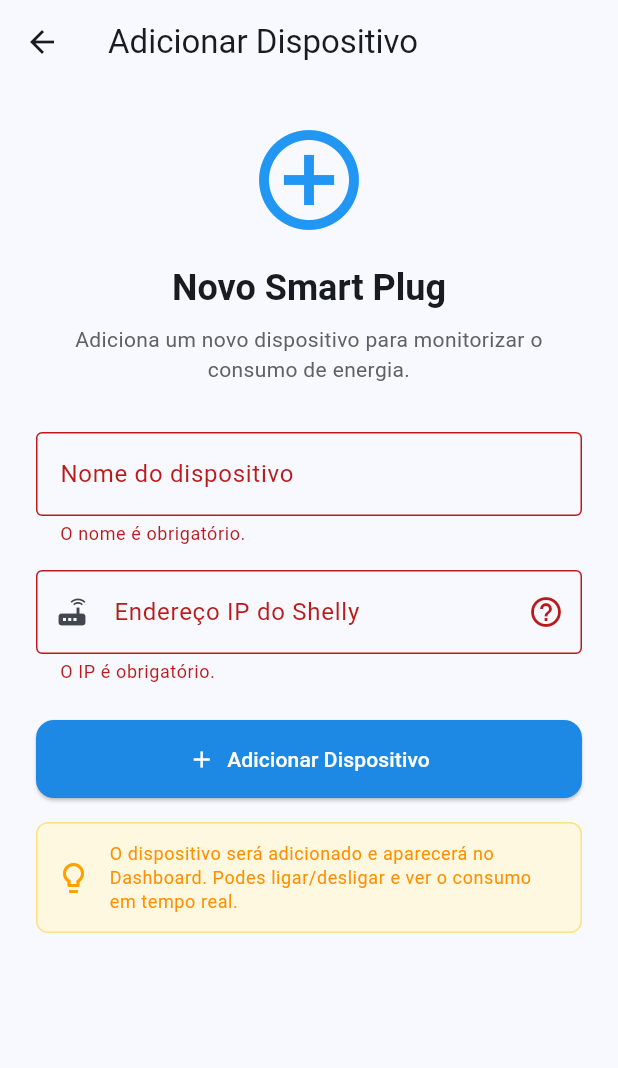
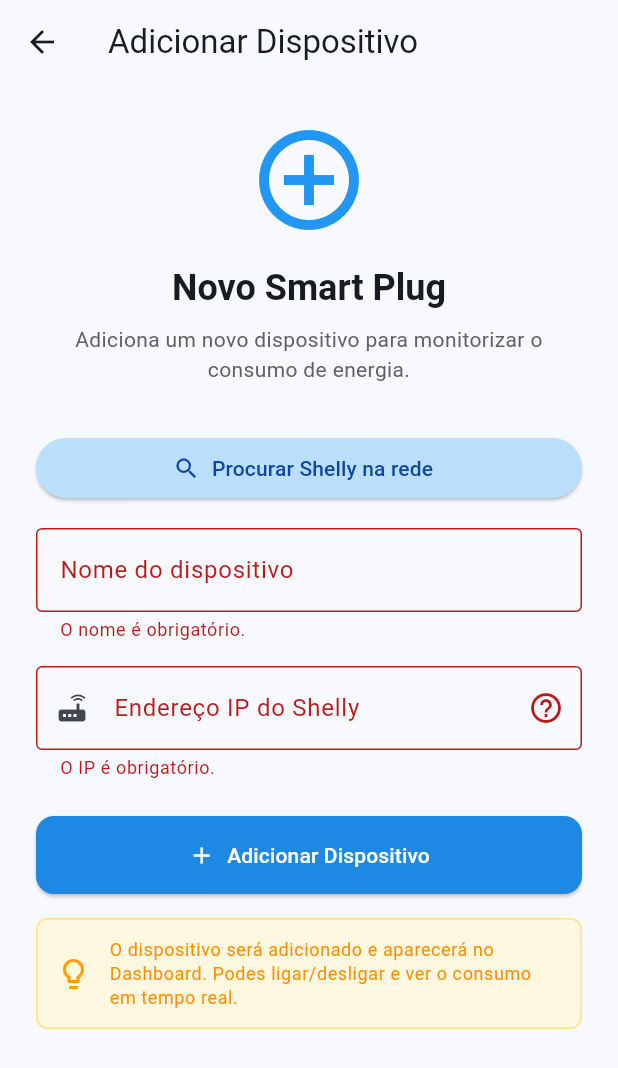
Before and after one commit to martim-estrela/averis2026, a Flutter app: the AddDevicePage screen opened directly, after a tap on "Adicionar Dispositivo", on a phone screen of 412 x 824 dp. Shown: the top 1068 px of the screen. Run offline on Flutter 3.47's test engine with Material 3 defaults, Android fonts, the phone set to English and light mode, and no system bars; our stand-ins replace cloud_firestore, firebase_auth, firebase_core, multicast_dns; missing offline and left inert: network_info_plus; accounts and stored records are empty.

Commit message:
pronta para ligar smartPlug (teste1)

```diff
--- a/lib/add_device_page.dart
+++ b/lib/add_device_page.dart
@@ -1,6 +1,8 @@
 import 'package:flutter/material.dart';
 import 'package:cloud_firestore/cloud_firestore.dart';
 import 'package:firebase_auth/firebase_auth.dart';
+import 'multicast_dns.dart';
+import 'shelly_discovery.dart';
 
 class AddDevicePage extends StatefulWidget {
   const AddDevicePage({super.key});
@@ -15,6 +17,35 @@ class _AddDevicePageState extends State<AddDevicePage> {
   final _ipController = TextEditingController();
   bool _isLoading = false;
 
+  // descoberta automática
+  bool _isScanning = false;
+  List<DiscoveredShelly> _found = [];
+  final ShellyDiscovery _discovery = MdnsShellyDiscovery();
+
+  Future<void> _scanShellys() async {
+    setState(() {
+      _isScanning = true;
+      _found = [];
+    });
+    try {
+      final devices = await _discovery.discover(
+        timeout: const Duration(seconds: 8),
+      );
+      setState(() {
+        _found = devices;
+      });
+    } catch (_) {
+      if (!mounted) return;
+      ScaffoldMessenger.of(context).showSnackBar(
+        const SnackBar(content: Text('Erro ao procurar dispositivos Shelly.')),
+      );
+    } finally {
+      if (mounted) {
+        setState(() => _isScanning = false);
+      }
+    }
+  }
+
   Future<void> _addDevice() async {
     if (!_formKey.currentState!.validate()) return;
 
@@ -23,17 +54,12 @@ class _AddDevicePageState extends State<AddDevicePage> {
     try {
       final userId = FirebaseAuth.instance.currentUser!.uid;
 
-      // Cria o dispositivo no Firestore
-
       await FirebaseFirestore.instance
           .collection('users')
           .doc(userId)
           .collection('devices')
-          .doc(
-            'device_${DateTime.now().millisecondsSinceEpoch}',
-          ) // ✅ ID fixo e único
+          .doc('device_${DateTime.now().millisecondsSinceEpoch}')
           .set({
-            // ✅ .set() em vez de .add()
             'name': _nameController.text.trim(),
             'ip': _ipController.text.trim(),
             'status': 'off',
@@ -43,7 +69,6 @@ class _AddDevicePageState extends State<AddDevicePage> {
 
       if (!mounted) return;
 
-      // Sucesso!
       ScaffoldMessenger.of(context).showSnackBar(
         const SnackBar(
           content: Text('Dispositivo adicionado com sucesso!'),
@@ -51,13 +76,12 @@ class _AddDevicePageState extends State<AddDevicePage> {
         ),
       );
 
-      // Volta para trás (Dashboard atualiza automaticamente)
       Navigator.of(context).pop();
     } on FirebaseException catch (e) {
       ScaffoldMessenger.of(
         context,
       ).showSnackBar(SnackBar(content: Text('Erro: ${e.message}')));
-    } catch (e) {
+    } catch (_) {
       ScaffoldMessenger.of(context).showSnackBar(
         const SnackBar(content: Text('Erro inesperado. Tente novamente.')),
       );
@@ -116,13 +140,32 @@ class _AddDevicePageState extends State<AddDevicePage> {
                 ),
                 const SizedBox(height: 32),
 
+                // botão de descoberta automática
+                ElevatedButton.icon(
+                  onPressed: _isScanning ? null : _scanShellys,
+                  icon: _isScanning
+                      ? const SizedBox(
+                          height: 20,
+                          width: 20,
+                          child: CircularProgressIndicator(strokeWidth: 2),
+                        )
+                      : const Icon(Icons.search),
+                  label: Text(
+                    _isScanning ? 'A procurar...' : 'Procurar Shelly na rede',
+                  ),
+                  style: ElevatedButton.styleFrom(
+                    backgroundColor: Colors.blue.shade100,
+                    foregroundColor: Colors.blue.shade900,
+                  ),
+                ),
+                const SizedBox(height: 16),
+
                 // Nome do dispositivo
                 TextFormField(
                   controller: _nameController,
                   decoration: const InputDecoration(
                     labelText: 'Nome do dispositivo',
                     hintText: 'Ex: Tomada Cozinha, Frigorífico',
-
                     border: OutlineInputBorder(),
                   ),
                   validator: (value) {
@@ -140,7 +183,9 @@ class _AddDevicePageState extends State<AddDevicePage> {
                 // IP do Shelly
                 TextFormField(
                   controller: _ipController,
-                  keyboardType: TextInputType.numberWithOptions(decimal: true),
+                  keyboardType: const TextInputType.numberWithOptions(
+                    decimal: true,
+                  ),
                   decoration: InputDecoration(
                     labelText: 'Endereço IP do Shelly',
                     hintText: 'Ex: 192.168.1.64',
@@ -184,6 +229,42 @@ class _AddDevicePageState extends State<AddDevicePage> {
                     return null;
                   },
                 ),
+
+                // lista de dispositivos encontrados
+                if (_found.isNotEmpty) ...[
+                  const SizedBox(height: 16),
+                  Text(
+                    'Dispositivos encontrados:',
+                    style: theme.textTheme.titleSmall,
+                  ),
+                  const SizedBox(height: 8),
+                  ListView.builder(
+                    shrinkWrap: true,
+                    physics: const NeverScrollableScrollPhysics(),
+                    itemCount: _found.length,
+                    itemBuilder: (context, index) {
+                      final d = _found[index];
+                      return Card(
+                        child: ListTile(
+                          leading: const Icon(Icons.power),
+                          title: Text(d.name),
+                          subtitle: Text(d.ip),
+                          trailing: const Icon(Icons.add),
+                          onTap: () {
+                            _nameController.text = d.name;
+                            _ipController.text = d.ip;
+                            ScaffoldMessenger.of(context).showSnackBar(
+                              SnackBar(
+                                content: Text('Shelly selecionada: ${d.name}'),
+                              ),
+                            );
+                          },
+                        ),
+                      );
+                    },
+                  ),
+                ],
+
                 const SizedBox(height: 24),
 
                 // Botão adicionar
@@ -228,7 +309,8 @@ class _AddDevicePageState extends State<AddDevicePage> {
                       const SizedBox(width: 12),
                       Expanded(
                         child: Text(
-                          'O dispositivo será adicionado e aparecerá no Dashboard. Podes ligar/desligar e ver o consumo em tempo real.',
+                          'O dispositivo será adicionado e aparecerá no Dashboard. '
+                          'Podes ligar/desligar e ver o consumo em tempo real.',
                           style: theme.textTheme.bodySmall?.copyWith(
                             color: Colors.amber.shade800,
                           ),
--- /dev/null
+++ b/lib/shelly_discovery.dart
@@ -0,0 +1,12 @@
+// lib/services/shelly_discovery.dart
+
+class DiscoveredShelly {
+  final String name; // ex: "Shelly Plug S a1b2c3"
+  final String ip; // ex: "192.168.1.64"
+
+  DiscoveredShelly({required this.name, required this.ip});
+}
+
+abstract class ShellyDiscovery {
+  Future<List<DiscoveredShelly>> discover({Duration timeout});
+}
--- a/pubspec.yaml
+++ b/pubspec.yaml
@@ -39,6 +39,7 @@ dependencies:
   firebase_auth: ^6.1.4
   http: ^1.1.0
   network_info_plus: ^5.0.1
+  multicast_dns: ^0.3.3
 
 dev_dependencies:
   flutter_test:
```
Also changed, not shown: lib/devices_page.dart (+0 -45 lines), lib/multicast_dns.dart (added, +58 -0 lines), lib/shelly_api.dart (added, +36 -0 lines), lib/smart_plug_service.dart (+13 -8 lines), pubspec.lock.
